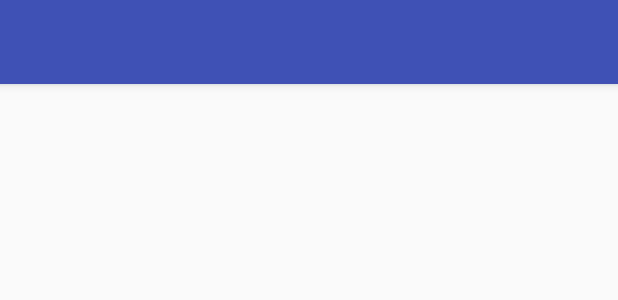
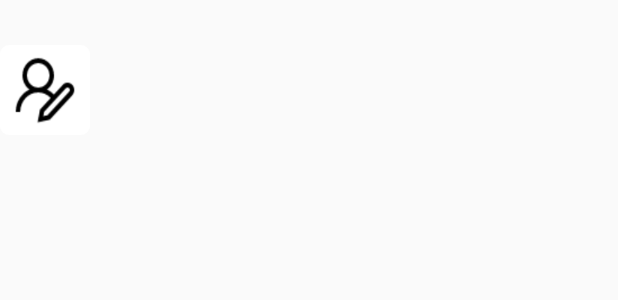
Before and after one commit to MoiseDragos/commUnity, an Android app: the layout main_activity.xml on its own in the app's theme, with its tools: preview values and no code run, on a phone screen of 412 x 824 dp. Shown: the top 300 px of the screen. Run offline under Robolectric (Android 15) with nearby library versions, the phone set to English and light mode, and no system bars.

Commit message:
add NavigationMenu

```diff
--- a/app/src/main/res/layout/activity_forgot_password.xml
+++ b/app/src/main/res/layout/activity_forgot_password.xml
@@ -60,7 +60,7 @@
         android:layout_marginRight="32dp"
         android:textColor="@color/white"
         android:background="@drawable/button_login_form"
-        android:text="@string/sendemail"/>
+        android:text="@string/sendEmail"/>
 
     <Space
         android:layout_width="0dp"
@@ -107,7 +107,7 @@
             android:textColor="@color/blue2"
             android:paddingTop="8dp"
             android:paddingBottom="8dp"
-            android:text="@string/noaccount"
+            android:text="@string/noAccount"
             android:textSize="16sp" />
 
         <TextView
--- a/app/src/main/res/layout/login_activity.xml
+++ b/app/src/main/res/layout/login_activity.xml
@@ -101,7 +101,7 @@
             android:layout_height="wrap_content"
             android:textColor="@color/blue2"
 
-            android:text="@string/noaccount"
+            android:text="@string/noAccount"
             android:textSize="16sp" />
 
         <TextView
--- a/app/src/main/res/layout/main_activity.xml
+++ b/app/src/main/res/layout/main_activity.xml
@@ -1,30 +1,40 @@
 <?xml version="1.0" encoding="utf-8"?>
-<android.support.design.widget.CoordinatorLayout
+<android.support.v4.widget.DrawerLayout
     xmlns:android="http://schemas.android.com/apk/res/android"
     xmlns:app="http://schemas.android.com/apk/res-auto"
+    xmlns:tools="http://schemas.android.com/tools"
     android:layout_width="match_parent"
-    android:layout_height="match_parent">
-
-    <android.support.design.widget.AppBarLayout
-        android:layout_width="match_parent"
-        android:layout_height="wrap_content">
-
-        <android.support.v7.widget.Toolbar
-            android:layout_width="match_parent"
-            android:layout_height="wrap_content">
+    android:layout_height="match_parent"
+    android:id="@+id/drawerLayout"
+    tools:context=".MainActivity">
 
 
-        </android.support.v7.widget.Toolbar>
+    <LinearLayout
+        android:layout_width="match_parent"
+        android:layout_height="match_parent"
+        android:orientation="vertical">
 
-    </android.support.design.widget.AppBarLayout>
+        <ImageButton
+            android:id="@+id/edit_profile"
+            android:layout_marginTop="30dp"
+            android:layout_width="60dp"
+            android:layout_height="60dp"
+            android:src="@drawable/edit_user"
+            android:background="@drawable/edittext_login_form"
+            android:scaleType="fitXY"/>
 
-    <android.support.design.internal.NavigationMenuView
-        android:layout_width="200dp"
-        android:layout_height="match_parent"
-        android:layout_gravity="start"
-        >
+    </LinearLayout>
 
 
-    </android.support.design.internal.NavigationMenuView>
+    <android.support.design.widget.NavigationView
+        android:id="@+id/navigation_view"
+        android:layout_width="wrap_content"
+        android:layout_height="match_parent"
+        app:menu="@menu/navigation_menu"
+        android:layout_gravity="start"
+        app:headerLayout="@layout/navigation_header">
 
-</android.support.design.widget.CoordinatorLayout>
+    </android.support.design.widget.NavigationView>
+
+
+</android.support.v4.widget.DrawerLayout>
--- /dev/null
+++ b/app/src/main/res/menu/navigation_menu.xml
@@ -0,0 +1,16 @@
+<?xml version="1.0" encoding="utf-8"?>
+<menu xmlns:android="http://schemas.android.com/apk/res/android">
+
+    <item android:id="@+id/nav_account"
+        android:icon="@mipmap/ic_person_outline_black_24dp"
+        android:title="@string/publicProfile" />
+
+    <item android:id="@+id/nav_settings"
+        android:icon="@mipmap/ic_settings_black_24dp"
+        android:title="@string/settings"/>
+
+    <item android:id="@+id/nav_logout"
+        android:icon="@drawable/logout"
+        android:title="@string/logout"/>
+
+</menu>
--- a/app/src/main/res/values/strings.xml
+++ b/app/src/main/res/values/strings.xml
@@ -4,10 +4,14 @@
     <string name="password">Password</string>
     <string name="login">Login</string>
     <string name="forgotPassword">Ai uitat parola?</string>
-    <string name="noaccount">Nu ai cont?</string>
+    <string name="noAccount">Nu ai cont?</string>
     <string name="account">Ai cont?</string>
     <string name="register">Register</string>
     <string name="logout">LogOut</string>
     <string name="forgotPasswordComm">ForgotPassword</string>
-    <string name="sendemail">Send email</string>
+    <string name="sendEmail">Send email</string>
+    <string name="open">Open</string>
+    <string name="close">Close</string>
+    <string name="publicProfile">Public Profile</string>
+    <string name="settings">Settings</string>
 </resources>
```
Also changed, not shown: app/src/main/AndroidManifest.xml (+37 -9 lines), app/src/main/java/com/community/community/ForgotPasswordActivity.java (+15 -1 lines), app/src/main/java/com/community/community/LoginActivity.java (+5 -3 lines), app/src/main/java/com/community/community/MainActivity.java (+88 -3 lines), app/src/main/java/com/community/community/RegisterActivity.java (+6 -3 lines), app/src/main/res/drawable/ic_activity.xml (deleted, +0 -9 lines), app/src/main/res/drawable/ic_new.xml (deleted, +0 -9 lines), app/src/main/res/drawable/ic_profile.xml (deleted, +0 -9 lines), app/src/main/res/layout/nav_header.xml (deleted, +0 -23 lines), app/src/main/res/layout/navigation_header.xml (added, +31 -0 lines), app/src/main/res/menu/nav.xml (deleted, +0 -15 lines), app/src/main/res/drawable/edit_user.png (added), app/src/main/res/drawable/logout.png (added).
